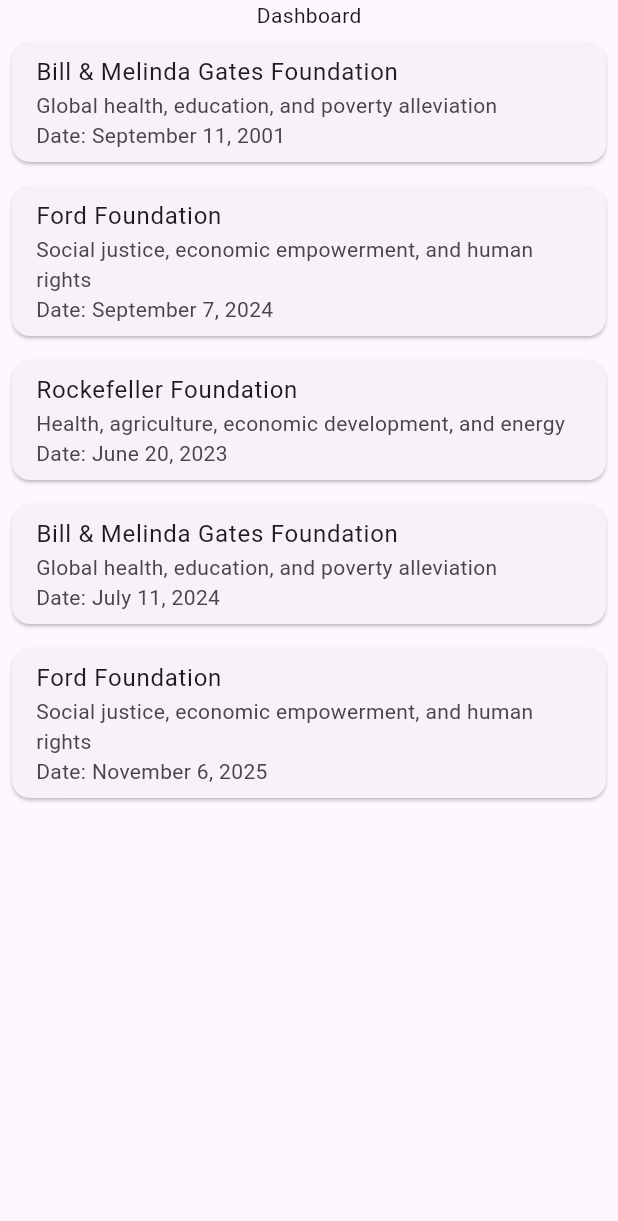
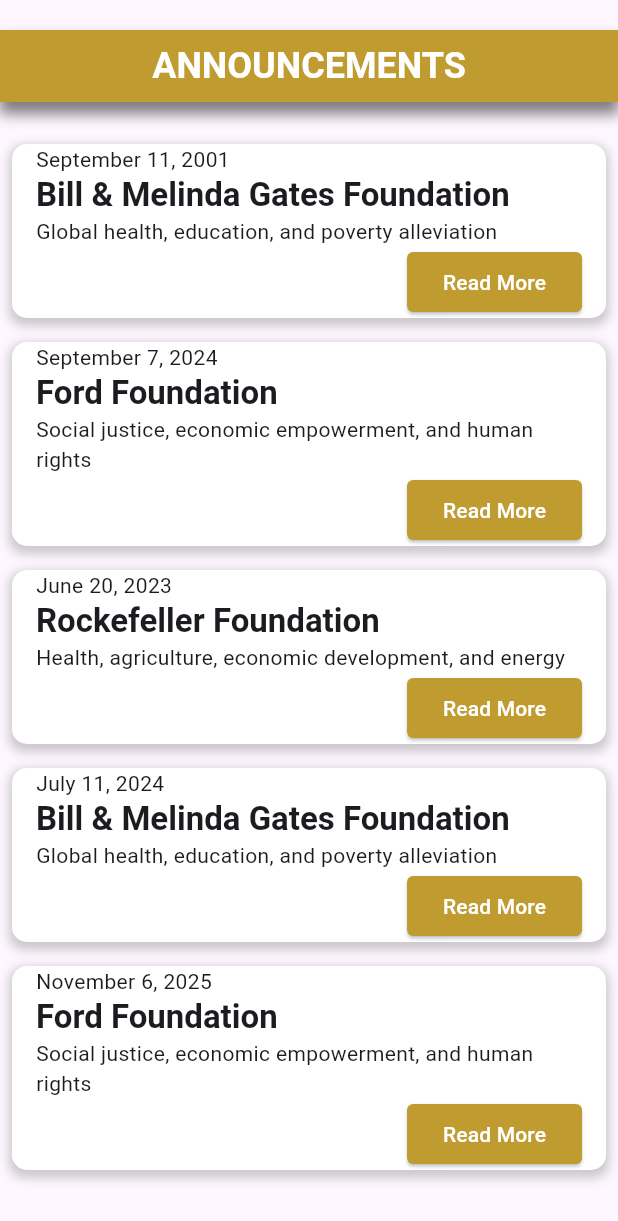
Before and after one commit to Malaga-Karl/scholarship_mobile, a Flutter app: the AnnouncementsPage screen opened directly, on a phone screen of 412 x 824 dp. Shown: the top 1221 px of the screen. Run offline on Flutter 3.47's test engine with Material 3 defaults, Android fonts, the phone set to English and light mode, and no system bars.

Commit message:
announcment screen

```diff
--- /dev/null
+++ b/lib/components/CustomBanner.dart
@@ -0,0 +1,39 @@
+import 'package:flutter/material.dart';
+
+class CustomBanner extends StatelessWidget {
+  final String title;
+  const CustomBanner({
+    required this.title,
+    super.key,
+  });
+
+  @override
+  Widget build(BuildContext context) {
+    return Container(
+      margin: EdgeInsets.symmetric(vertical: 20),
+      width: double.infinity,
+      decoration: BoxDecoration(
+        color: Color.fromARGB(255, 191, 155, 48),
+        boxShadow: [
+          BoxShadow(
+            color: Colors.black.withOpacity(0.5),
+            spreadRadius: 1, // Reduced spreadRadius to limit shadow spread
+            blurRadius: 7,
+            offset: Offset(0, 7), // Vertical offset to move shadow to the bottom
+          ),
+        ],
+      ),
+      child: Padding( // Add padding for better text visibility
+        padding: const EdgeInsets.all(8.0),
+        child: Text(
+          title,
+          textAlign: TextAlign.center,
+          style: Theme.of(context).textTheme.headlineSmall!.copyWith(
+            fontWeight: FontWeight.bold,
+            color: Colors.white,
+          ),
+        ),
+      ),
+    );
+  }
+}
--- a/lib/models/foundation.dart
+++ b/lib/models/foundation.dart
@@ -1,5 +1,3 @@
-import 'package:flutter/material.dart';
-
 class Foundation {
   final String? image;
   final String name;
--- a/lib/screens/Announcements.dart
+++ b/lib/screens/Announcements.dart
@@ -1,11 +1,14 @@
 import 'package:flutter/material.dart';
 import 'package:scholarhip_mobile/models/announcement.dart';
+
+import '../colors.dart';
+import '../components/CustomBanner.dart';
 
 
 
 class AnnouncementsPage extends StatelessWidget {
 
-  final List<Announcement> announcment = [
+  final List<Announcement> announcments = [
   Announcement(
     title: "Bill & Melinda Gates Foundation",
     content: "Global health, education, and poverty alleviation",
@@ -42,30 +45,56 @@
     return Scaffold(
       body: Column(
         children: [
-          Center(
-            child: Text("Dashboard"),
-          ),
-          SingleChildScrollView(
-            // physics: BouncingScrollPhysics(),
-            child: ListView.builder(
-              shrinkWrap: true,
-              itemCount: announcment.length,
-              itemBuilder: (context, index) {
-                final foundation = announcment[index];
-                return Card(
-                  margin: const EdgeInsets.all(8.0),
-                  child: ListTile(
-                    title: Text(foundation.title),
-                    subtitle: Column(
-                      crossAxisAlignment: CrossAxisAlignment.start,
-                      children: [
-                        Text(foundation.content),
-                        Text('Date: ${foundation.date}'),
+          Center(child: CustomBanner(title: "ANNOUNCEMENTS",)),
+          Expanded(
+            child: SingleChildScrollView(
+              child: ListView.builder(
+                physics: BouncingScrollPhysics(),
+                shrinkWrap: true,
+                itemCount: announcments.length,
+                itemBuilder: (context, index) {
+                  final announcement = announcments[index];
+                  return Container(
+                    margin: const EdgeInsets.all(8.0),
+                    decoration: BoxDecoration(
+                      color: Colors.white, // Adding a background color to see the shadow better
+                      boxShadow: [
+                        BoxShadow(
+                          color: Colors.black.withOpacity(0.2), // Adjust color and opacity
+                          spreadRadius: 2,
+                          blurRadius: 5,
+                          offset: Offset(0, 3), // Shadow position
+                        ),
                       ],
+                      borderRadius: BorderRadius.circular(10), // Optional: Adds rounded corners
                     ),
-                  ),
-                );
-              },
+                    child: Padding(
+                      padding: const EdgeInsets.symmetric(horizontal: 16),
+                      child: Column(
+                        crossAxisAlignment: CrossAxisAlignment.start,
+                        children: [
+                          Text(announcement.date),
+                          Text(announcement.title, style: Theme.of(context).textTheme.titleLarge?.copyWith(fontWeight: FontWeight.bold)),
+                          Text(announcement.content),
+                          Align(
+                            alignment: Alignment.centerRight,
+                            child: ElevatedButton(
+                                  onPressed: () {},
+                                  child: Text("Read More"),
+                                  style: ButtonStyle(
+                                    shape: WidgetStateProperty.all<RoundedRectangleBorder>( RoundedRectangleBorder( borderRadius: BorderRadius.circular(4), )),
+                                    foregroundColor: WidgetStateProperty.all<Color>(Colors.white),
+                                    backgroundColor: WidgetStateProperty.all<Color>(CustomColors().gold),
+                                  ),
+                                ),
+                          )
+                        ],
+                      ),
+                    )
+                  );
+
+                },
+              ),
             ),
           )
         ],
--- a/lib/screens/Dashboard.dart
+++ b/lib/screens/Dashboard.dart
@@ -1,6 +1,7 @@
 import 'package:flutter/material.dart';
 import 'package:scholarhip_mobile/colors.dart';
 
+import '../components/CustomBanner.dart';
 import '../models/foundation.dart';
 
 
@@ -61,32 +62,7 @@
       body: Column(
         children: [
           Center(
-            child: Container(
-              margin: EdgeInsets.symmetric(vertical: 20),
-              width: double.infinity,
-              decoration: BoxDecoration(
-                color: Color.fromARGB(255, 191, 155, 48),
-                boxShadow: [
-                  BoxShadow(
-                    color: Colors.black.withOpacity(0.5),
-                    spreadRadius: 1, // Reduced spreadRadius to limit shadow spread
-                    blurRadius: 7,
-                    offset: Offset(0, 7), // Vertical offset to move shadow to the bottom
-                  ),
-                ],
-              ),
-              child: Padding( // Add padding for better text visibility
-                padding: const EdgeInsets.all(8.0),
-                child: Text(
-                  "PARTNERED FOUNDATIONS' SCHOLARSHIP OFFERS",
-                  textAlign: TextAlign.center,
-                  style: Theme.of(context).textTheme.headlineSmall!.copyWith(
-                    fontWeight: FontWeight.bold,
-                    color: Colors.white,
-                  ),
-                ),
-              ),
-            ),
+            child: CustomBanner(title: "PARTNERED FOUNDATIONS' SCHOLARSHIP OFFERS",),
           ),
           Padding(
             padding: const EdgeInsets.only(right: 20),
```
